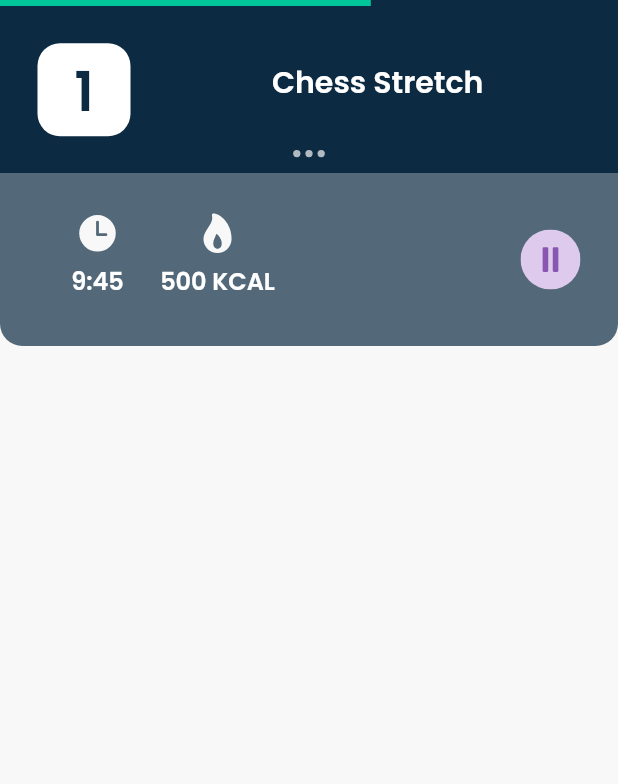
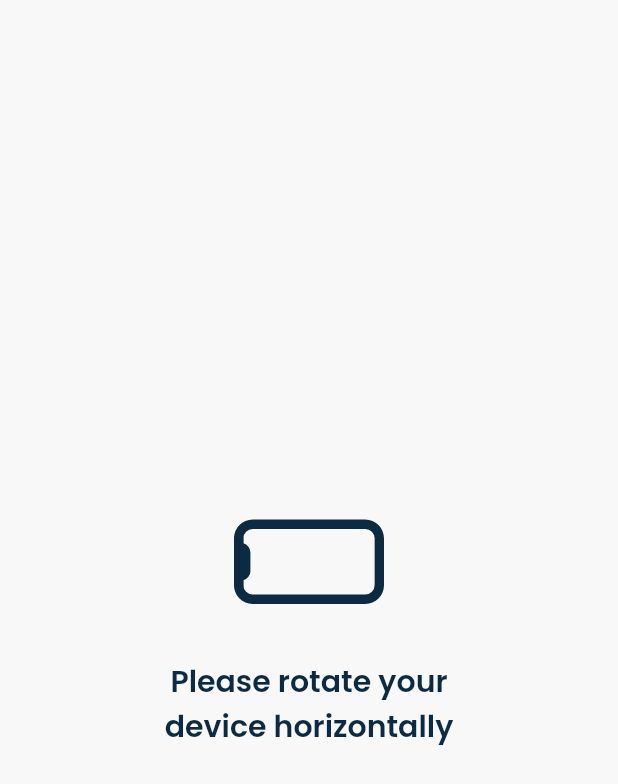
Before and after one commit to fitness-coaching-app/fitness-coaching-app-frontend, a Flutter app: the screen it shows after launch, on a phone screen of 412 x 824 dp. Shown: the top 784 px of the screen. Run offline on Flutter 3.47's test engine with Material 2 defaults, Android fonts, the phone set to English and light mode, and no system bars; our stand-ins replace flutter_svg, google_fonts, ionicons.

Commit message:
[FCA-51] Add workoutLandscapeAlignCamera page

```diff
--- a/lib/main.dart
+++ b/lib/main.dart
@@ -26,6 +26,7 @@ import 'register3_view.dart';
 import 'register4_view.dart';
 import 'exerciseSummary_view.dart';
 import 'workoutDetail_view.dart';
+import 'workoutLandscapeAlignCamera_view.dart';
 import 'workoutPortraitStepBegin_view.dart';
 import 'workoutPortraitStepCounting_view.dart';
 import 'workoutPortraitStepFinish_view.dart';
@@ -108,7 +109,8 @@ class MyApp extends StatelessWidget {
       // home: WorkoutPortraitStepBegin(),
       // home: WorkoutPortraitStepFinish(),
       // home: WorkoutPortraitAlignCamera(),
-      home: WorkoutPortraitStepPause(),
+      // home: WorkoutPortraitStepPause(),
+      home: WorkoutLandscapeAlignCamera(),
       // home: Loading(),
     );
   }
--- /dev/null
+++ b/lib/workoutLandscapeAlignCamera_view.dart
@@ -0,0 +1,110 @@
+import 'package:flutter/material.dart';
+import 'package:flutter_svg/flutter_svg.dart';
+import 'package:ionicons/ionicons.dart';
+import 'color.dart';
+
+class WorkoutLandscapeAlignCamera extends StatefulWidget {
+  const WorkoutLandscapeAlignCamera({Key? key}) : super(key: key);
+  @override
+  _WorkoutLandscapeAlignCameraState createState() =>
+      _WorkoutLandscapeAlignCameraState();
+}
+
+class _WorkoutLandscapeAlignCameraState
+    extends State<WorkoutLandscapeAlignCamera> {
+  Widget _landscapeMode() {
+    return SafeArea(
+      child: Column(
+        children: [
+          Column(
+              children: [
+                Stack(
+                  children: <Widget>[
+                    Container(
+                        height: MediaQuery.of(context).size.height - 24,
+                        decoration: BoxDecoration(
+                          image: DecorationImage(
+                            image: NetworkImage(
+                                'https://i.kym-cdn.com/photos/images/newsfeed/000/002/110/longcat.jpg?1241726484'),
+                            fit: BoxFit.fitWidth,
+                          ),
+                        )),
+                    Positioned(
+                      top: (MediaQuery.of(context).size.height * 0.2) - 20,
+                      left: (MediaQuery.of(context).size.width) / 2.4,
+                      child: Center(
+                          child: SvgPicture.asset(
+                        'assets/Icon/Workouts.svg', // dot dot dot
+                        height: 116,
+                      )),
+                    ),
+                    Positioned(
+                      top: (MediaQuery.of(context).size.height * 0.6) - 30,
+                      left: (MediaQuery.of(context).size.width) / 2.8,
+                      child: Center(
+                          child: Container(
+                        width: MediaQuery.of(context).size.width * 0.28,
+                        child: Text("Please align your phone",
+                            style: const TextStyle(
+                                color: Colors.white,
+                                fontWeight: FontWeight.w600,
+                                fontFamily: "Poppins",
+                                fontStyle: FontStyle.normal,
+                                fontSize: 20.0),
+                            textAlign: TextAlign.center),
+                      )),
+                    )
+                  ],
+                ),
+              ],
+            )
+        ],
+      ),
+    );
+  }
+
+  Widget _portraitMode() {
+    return SafeArea(
+        child: new Container(
+            decoration: new BoxDecoration(color: color_white),
+            child: Column(
+              mainAxisAlignment: MainAxisAlignment.center,
+              children: [
+                SvgPicture.asset(
+                  'assets/Icon/Miscellaneous-Outline_phone_hor.svg', // dot dot dot
+                  height: 100,
+                ),
+                Container(
+                  height: 15,
+                ),
+                Center(
+                    child: Container(
+                  width: MediaQuery.of(context).size.width * 0.6,
+                  child: Text("Please rotate your device horizontally",
+                      style: const TextStyle(
+                          color: color_dark,
+                          fontWeight: FontWeight.w600,
+                          fontFamily: "Poppins",
+                          fontStyle: FontStyle.normal,
+                          fontSize: 20.0),
+                      textAlign: TextAlign.center),
+                )),
+              ],
+            )));
+  }
+
+  @override
+  Widget build(BuildContext context) {
+    return Scaffold(
+      body: OrientationBuilder(
+        builder: (context, orientation) {
+          if (orientation == Orientation.portrait) {
+            return _portraitMode();
+          } else {
+            return _landscapeMode();
+          }
+        },
+      ),
+    );
+  }
+}
```
Also changed, not shown: assets/Icon/Miscellaneous-Outline_phone_hor.svg (added).
